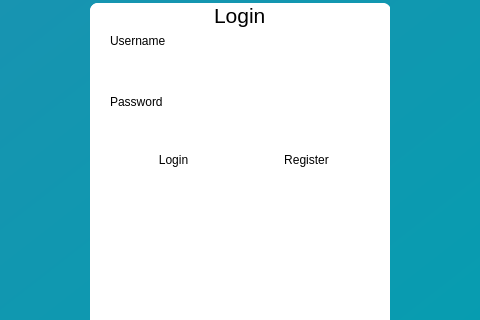
Above: MCIA/QT/mainwindow.ui from mirela7/MCIA-TEaMS before the change; both pictures show x 145 to 625 and y 97 to 417 of the 770 by 600 pixel window. Below: the same form after it.
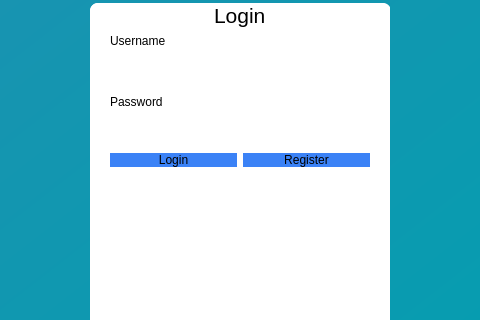
That is the form after the change.

```diff
--- a/MCIA/QT/mainwindow.ui
+++ b/MCIA/QT/mainwindow.ui
@@ -166,6 +166,18 @@
            <layout class="QHBoxLayout" name="horizontalLayout">
             <item>
              <widget class="QPushButton" name="btnLogin">
+              <property name="enabled">
+               <bool>true</bool>
+              </property>
+              <property name="styleSheet">
+               <string notr="true">:enabled { 
+	background: #3B82F6; 
+}
+:hover {
+	background: #226be3;
+}
+</string>
+              </property>
               <property name="text">
                <string>Login</string>
               </property>
@@ -179,6 +191,15 @@
             </item>
             <item>
              <widget class="QPushButton" name="btnRegister">
+              <property name="styleSheet">
+               <string notr="true">:enabled { 
+	background: #3B82F6; 
+}
+:hover {
+	background: #226be3;
+}
+</string>
+              </property>
               <property name="text">
                <string>Register</string>
               </property>
```
